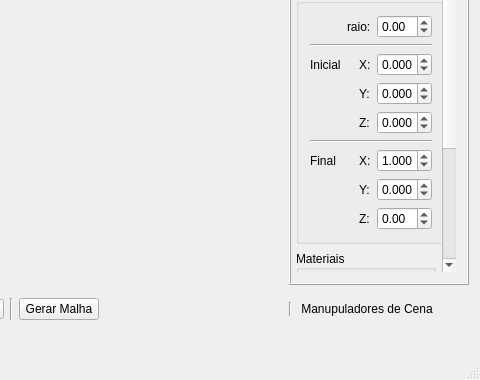
Above: final_Interface/mainwindow.ui from pvmocbel/Lane3dViewer before the change; both pictures show x 420 to 900 and y 220 to 600 of the 900 by 600 pixel window. Below: the same form after it.
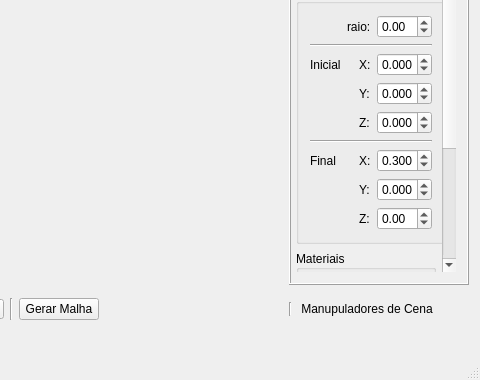
That is the form after the change. The open tabs and pages were chosen to show the change.

Patch:
```diff
--- a/final_Interface/mainwindow.ui
+++ b/final_Interface/mainwindow.ui
@@ -655,7 +655,7 @@
                         <double>0.010000000000000</double>
                        </property>
                        <property name="value">
-                        <double>1.000000000000000</double>
+                        <double>0.300000000000000</double>
                        </property>
                       </widget>
                      </item>
```
Left out of the diff: 2 changed lines with no effect on the pictures.
